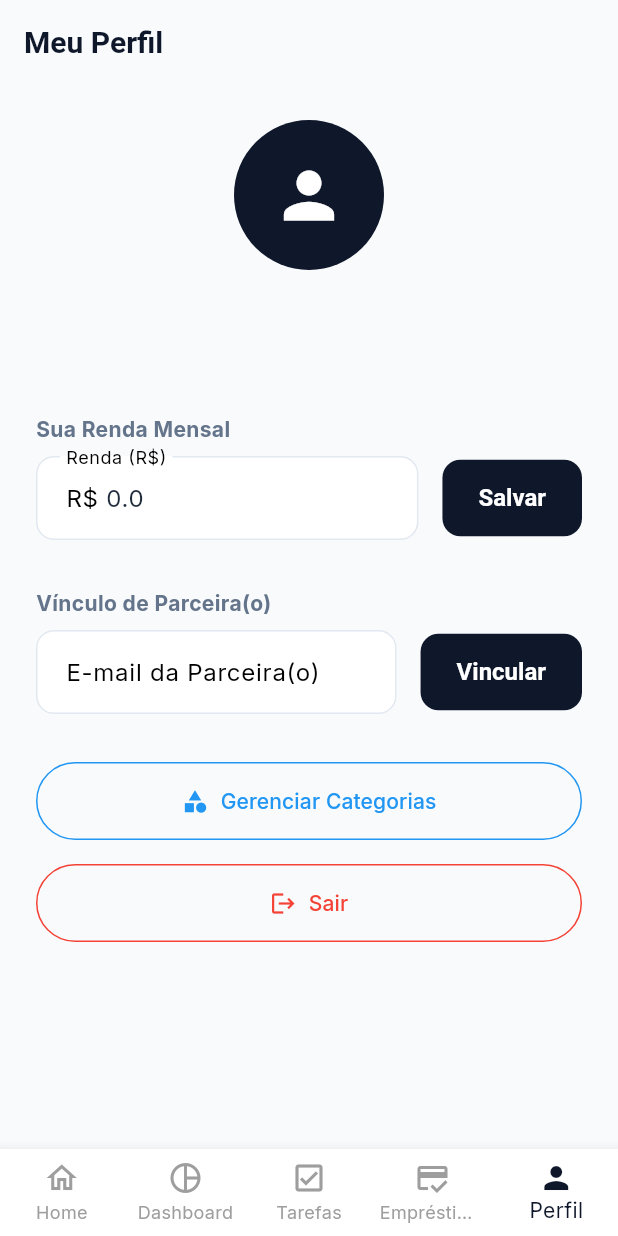
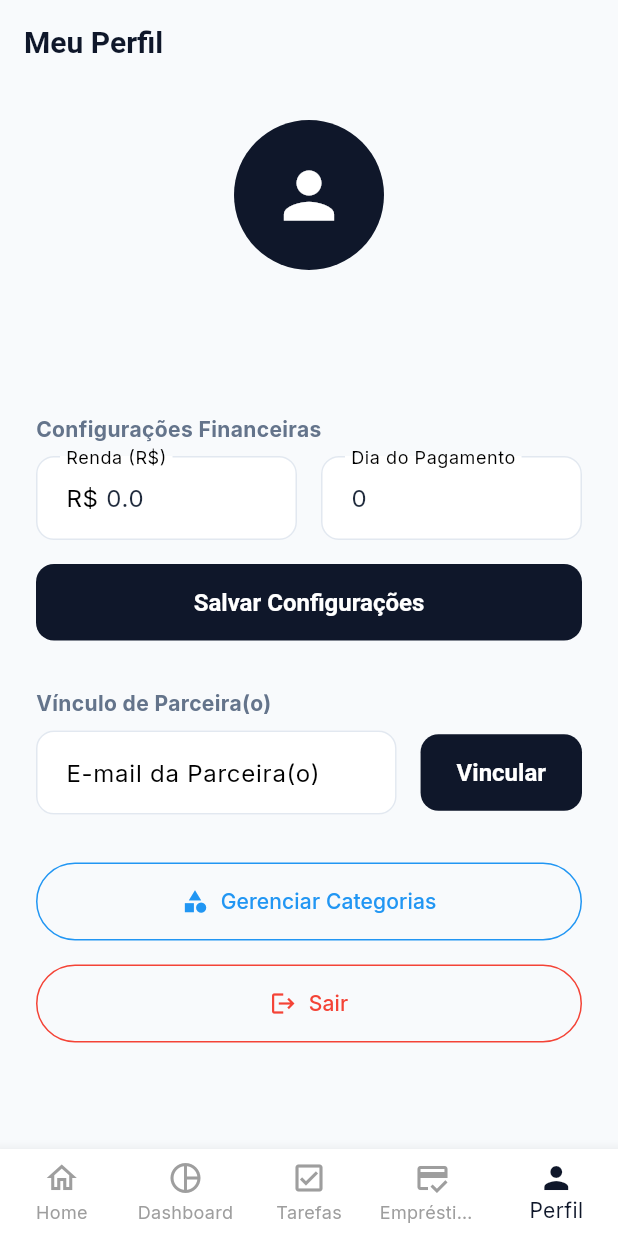
Before and after one commit to marvynmesquita/bpm-bank, a Flutter app: the screen it shows once a user with an empty profile is signed in, item 5 of the bottom bar chosen, on a phone screen of 412 x 824 dp. Run offline on Flutter 3.47's test engine with Material 3 defaults, Android fonts, the phone set to English and light mode, and no system bars; our stand-ins replace cloud_firestore, firebase_auth, firebase_core, flutter_dotenv, flutter_local_notifications, flutter_riverpod and 4 more; accounts and stored records are empty.

Commit message:
feat: adicionar data de pagamento no perfil e configurar ciclo mensal de despesas baseado nela

```diff
--- a/lib/features/auth/models/user_model.dart
+++ b/lib/features/auth/models/user_model.dart
@@ -6,6 +6,7 @@ class UserModel {
   final DateTime createdAt;
   final String? partnerEmail;
   final String? partnerUid;
+  final int? payDay;
 
   UserModel({
     required this.id,
@@ -15,6 +16,7 @@ class UserModel {
     DateTime? createdAt,
     this.partnerEmail,
     this.partnerUid,
+    this.payDay,
   }) : this.createdAt = createdAt ?? DateTime.now();
 
   factory UserModel.fromJson(Map<String, dynamic> json, String documentId) {
@@ -28,6 +30,7 @@ class UserModel {
           : DateTime.now(),
       partnerEmail: json['partner_email'],
       partnerUid: json['partner_uid'],
+      payDay: json['pay_day'] as int?,
     );
   }
 
@@ -39,6 +42,7 @@ class UserModel {
       'created_at': createdAt.toIso8601String(),
       if (partnerEmail != null) 'partner_email': partnerEmail,
       if (partnerUid != null) 'partner_uid': partnerUid,
+      if (payDay != null) 'pay_day': payDay,
     };
   }
 }
--- a/lib/features/auth/screens/profile_screen.dart
+++ b/lib/features/auth/screens/profile_screen.dart
@@ -12,6 +12,7 @@ class ProfileScreen extends ConsumerStatefulWidget {
 
 class _ProfileScreenState extends ConsumerState<ProfileScreen> {
   final _incomeController = TextEditingController();
+  final _payDayController = TextEditingController();
   final _partnerEmailController = TextEditingController();
   bool _isLoading = false;
   bool _isLoadingPartner = false;
@@ -19,16 +20,19 @@ class _ProfileScreenState extends ConsumerState<ProfileScreen> {
   @override
   void dispose() {
     _incomeController.dispose();
+    _payDayController.dispose();
     _partnerEmailController.dispose();
     super.dispose();
   }
 
-  Future<void> _updateIncome() async {
+  Future<void> _updateProfile() async {
     final text = _incomeController.text.replaceAll(',', '.');
     final income = double.tryParse(text);
-    if (income == null || income < 0) {
+    final payDay = int.tryParse(_payDayController.text);
+
+    if (income == null || income < 0 || payDay == null || payDay < 1 || payDay > 31) {
       ScaffoldMessenger.of(context).showSnackBar(
-        const SnackBar(content: Text('Valor inválido')),
+        const SnackBar(content: Text('Valores inválidos. O dia deve ser entre 1 e 31.')),
       );
       return;
     }
@@ -36,10 +40,11 @@ class _ProfileScreenState extends ConsumerState<ProfileScreen> {
     setState(() => _isLoading = true);
     try {
       await ref.read(authRepositoryProvider).updateIncome(income);
+      await ref.read(authRepositoryProvider).updatePayDay(payDay);
       ref.invalidate(currentUserProvider);
       if (mounted) {
         ScaffoldMessenger.of(context).showSnackBar(
-          const SnackBar(content: Text('Renda atualizada com sucesso!'), backgroundColor: Colors.green),
+          const SnackBar(content: Text('Configurações atualizadas com sucesso!'), backgroundColor: Colors.green),
         );
       }
     } catch (e) {
@@ -113,7 +118,7 @@ class _ProfileScreenState extends ConsumerState<ProfileScreen> {
                   textAlign: TextAlign.center,
                 ),
                 const SizedBox(height: 32),
-                const Text('Sua Renda Mensal', style: TextStyle(fontWeight: FontWeight.bold)),
+                const Text('Configurações Financeiras', style: TextStyle(fontWeight: FontWeight.bold)),
                 const SizedBox(height: 8),
                 Row(
                   children: [
@@ -128,16 +133,27 @@ class _ProfileScreenState extends ConsumerState<ProfileScreen> {
                       ),
                     ),
                     const SizedBox(width: 16),
-                    ElevatedButton(
-                      onPressed: _isLoading ? null : _updateIncome,
-                      style: ElevatedButton.styleFrom(
-                        padding: const EdgeInsets.symmetric(horizontal: 24, vertical: 16),
+                    Expanded(
+                      child: TextField(
+                        controller: _payDayController..text = user.payDay?.toString() ?? '1',
+                        decoration: const InputDecoration(
+                          labelText: 'Dia do Pagamento',
+                          hintText: 'Ex: 5',
+                        ),
+                        keyboardType: TextInputType.number,
                       ),
-                      child: _isLoading
-                          ? const SizedBox(width: 20, height: 20, child: CircularProgressIndicator(strokeWidth: 2))
-                          : const Text('Salvar'),
                     ),
                   ],
+                ),
+                const SizedBox(height: 16),
+                ElevatedButton(
+                  onPressed: _isLoading ? null : _updateProfile,
+                  style: ElevatedButton.styleFrom(
+                    padding: const EdgeInsets.symmetric(vertical: 16),
+                  ),
+                  child: _isLoading
+                      ? const SizedBox(width: 20, height: 20, child: CircularProgressIndicator(strokeWidth: 2))
+                      : const Text('Salvar Configurações'),
                 ),
                 const SizedBox(height: 32),
                 const Text('Vínculo de Parceira(o)', style: TextStyle(fontWeight: FontWeight.bold)),
```
Also changed, not shown: lib/features/auth/repositories/auth_repository.dart (+7 -0 lines), lib/features/finances/repositories/finances_repository.dart (+47 -10 lines).
